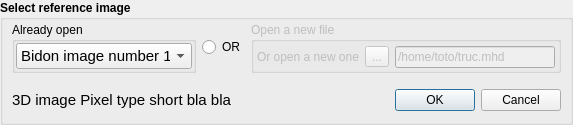
Above: vv/qt_ui/vvToolSimpleInputSelectorWidget.ui from open-vv/vv before the change. Below: the same form after it.
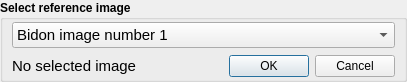
That is the form after the change.

Commit message: - multiple inputs in vv - example with (vv/clitk)ImageArithm

Patch:
```diff
--- a/vv/qt_ui/vvToolSimpleInputSelectorWidget.ui
+++ b/vv/qt_ui/vvToolSimpleInputSelectorWidget.ui
@@ -6,8 +6,8 @@
    <rect>
     <x>0</x>
     <y>0</y>
-    <width>573</width>
-    <height>125</height>
+    <width>407</width>
+    <height>82</height>
    </rect>
   </property>
   <property name="windowTitle">
@@ -47,104 +47,22 @@
          <item row="0" column="0">
           <layout class="QHBoxLayout" name="horizontalLayout_2">
            <item>
-            <widget class="QGroupBox" name="groupBox_2">
-             <property name="font">
-              <font>
-               <weight>50</weight>
-               <bold>false</bold>
-              </font>
-             </property>
-             <property name="title">
-              <string>Already open</string>
-             </property>
-             <layout class="QGridLayout" name="gridLayout">
-              <property name="margin">
-               <number>1</number>
-              </property>
-              <item row="0" column="0">
-               <widget class="QComboBox" name="mInputSequenceBox">
-                <property name="font">
-                 <font>
-                  <pointsize>11</pointsize>
-                  <weight>50</weight>
-                  <bold>false</bold>
-                 </font>
-                </property>
-                <item>
-                 <property name="text">
-                  <string>Bidon image number 1</string>
-                 </property>
-                </item>
-               </widget>
-              </item>
-             </layout>
-            </widget>
-           </item>
-           <item>
-            <widget class="QRadioButton" name="mRadioButtonLowerThan">
-             <property name="font">
-              <font>
-               <weight>50</weight>
-               <bold>false</bold>
-              </font>
-             </property>
-             <property name="text">
-              <string>OR</string>
-             </property>
-             <property name="autoExclusive">
-              <bool>false</bool>
-             </property>
-            </widget>
-           </item>
-           <item>
-            <widget class="QGroupBox" name="groupBox_3">
+            <widget class="QComboBox" name="mInputSequenceBox">
              <property name="enabled">
-              <bool>false</bool>
+              <bool>true</bool>
              </property>
              <property name="font">
               <font>
+               <pointsize>11</pointsize>
                <weight>50</weight>
                <bold>false</bold>
               </font>
              </property>
-             <property name="title">
-              <string>Open a new file</string>
-             </property>
-             <layout class="QHBoxLayout" name="horizontalLayout_4">
-              <property name="leftMargin">
-               <number>3</number>
+             <item>
+              <property name="text">
+               <string>Bidon image number 1</string>
               </property>
-              <property name="topMargin">
-               <number>3</number>
-              </property>
-              <property name="rightMargin">
-               <number>3</number>
-              </property>
-              <property name="bottomMargin">
-               <number>1</number>
-              </property>
-              <item>
-               <widget class="QLabel" name="label_2">
-                <property name="text">
-                 <string>Or open a new one</string>
-                </property>
-               </widget>
-              </item>
-              <item>
-               <widget class="QToolButton" name="toolButton">
-                <property name="text">
-                 <string>...</string>
-                </property>
-               </widget>
-              </item>
-              <item>
-               <widget class="QLineEdit" name="lineEdit">
-                <property name="text">
-                 <string>/home/toto/truc.mhd</string>
-                </property>
-               </widget>
-              </item>
-             </layout>
+             </item>
             </widget>
            </item>
           </layout>
@@ -173,7 +91,7 @@
               <enum>QFrame::NoFrame</enum>
              </property>
              <property name="text">
-              <string>3D image Pixel type short bla bla</string>
+              <string>No selected image</string>
              </property>
             </widget>
            </item>
```
Left out of the diff: 37 changed lines with no effect on the pictures. The commit also changes 26 other files.
